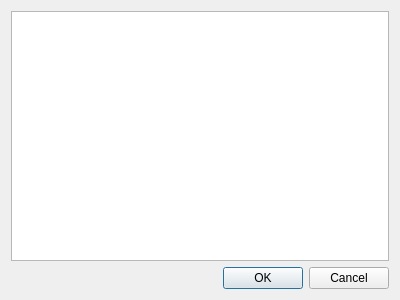
arcirk/ws_solution, file mpl/dialogselectinlist.ui: the form before one commit.
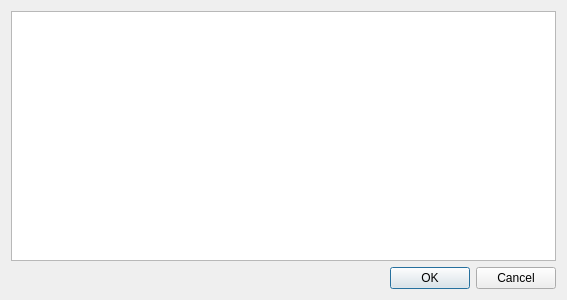
The form after the commit.

Patch:
```diff
--- a/mpl/dialogselectinlist.ui
+++ b/mpl/dialogselectinlist.ui
@@ -6,7 +6,7 @@
    <rect>
     <x>0</x>
     <y>0</y>
-    <width>400</width>
+    <width>567</width>
     <height>300</height>
    </rect>
   </property>
```
